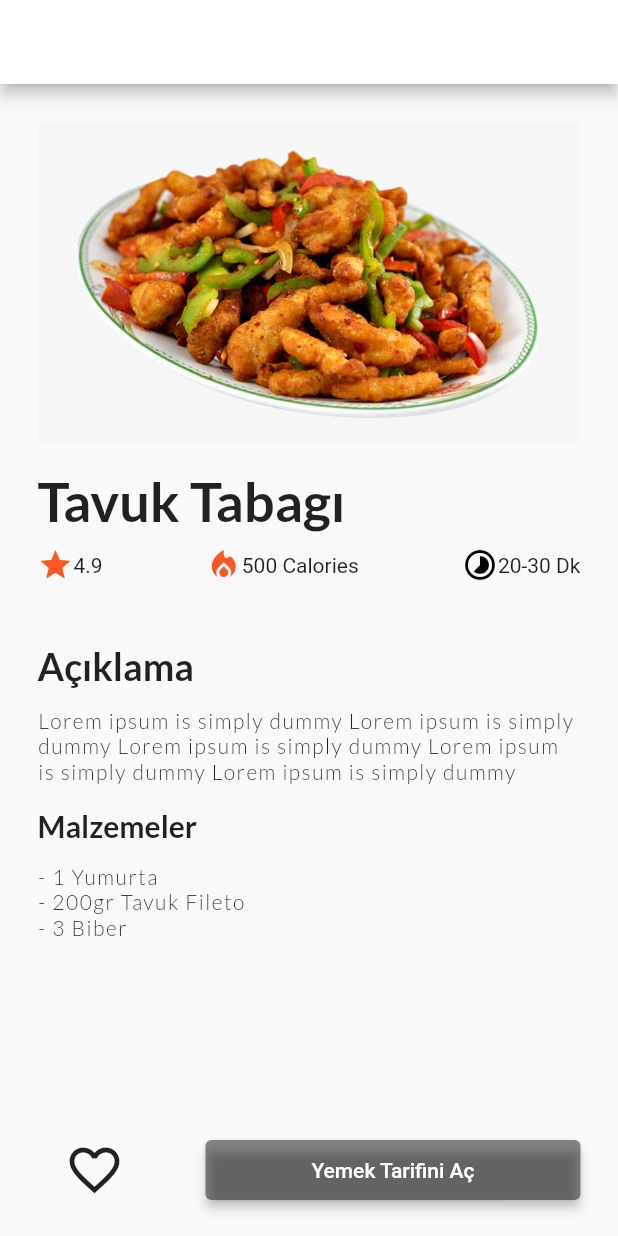
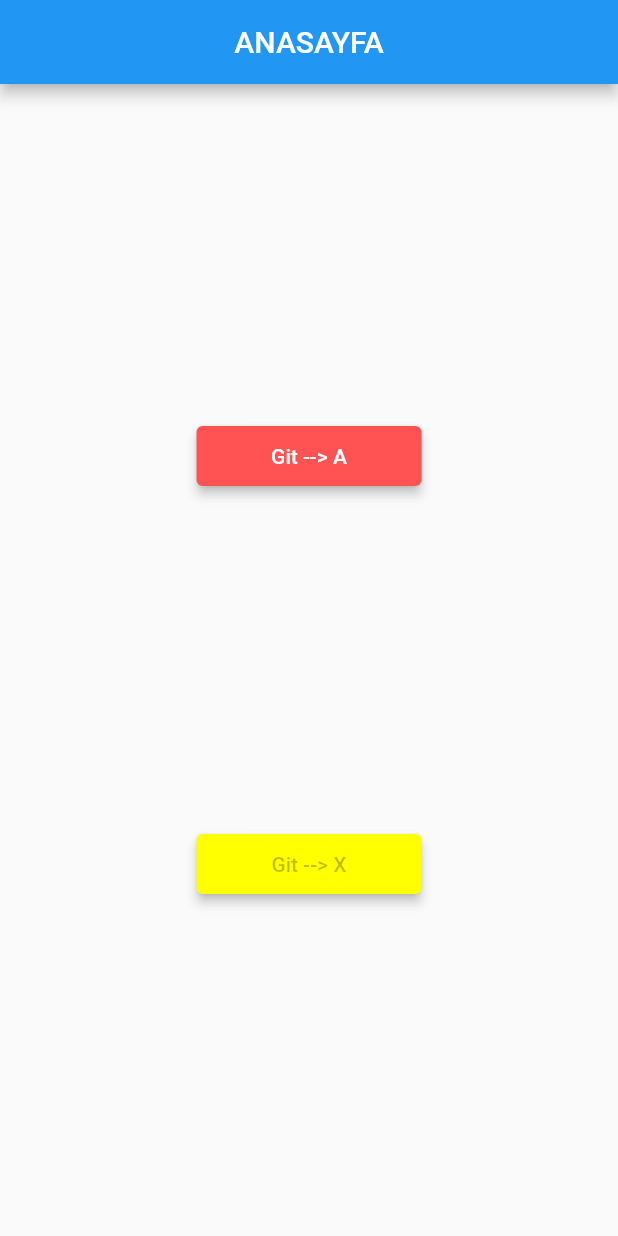
Before and after one commit to yavuzfk/UI-Examples, a Flutter app: the screen it shows after launch, on a phone screen of 412 x 824 dp. Run offline on Flutter 3.47's test engine with Material 2 defaults, Android fonts, the phone set to English and light mode, and no system bars; generated files the repository leaves out were written again.

Commit message:
Second task completed

```diff
--- /dev/null
+++ b/l10n.yaml
@@ -0,0 +1,3 @@
+arb-dir: lib/l10n
+template-arb-file: app_en.arb
+output-localization-file: app_localizations.dart
--- a/lib/main.dart
+++ b/lib/main.dart
@@ -1,6 +1,8 @@
 import 'package:flutter/material.dart';
-import 'package:tasarim_calismasi_food/food_description_page.dart';
-
+import 'package:flutter_localizations/flutter_localizations.dart';
+import 'package:tasarim_calismasi_food/navigator_odevi/anasayfa.dart';
+import 'package:tasarim_calismasi_food/tasarim_odevi/food_description_page.dart';
+import 'package:flutter_gen/gen_l10n/app_localizations.dart';
 void main() {
   runApp(const MyApp());
 }
@@ -13,11 +15,22 @@ class MyApp extends StatelessWidget {
   Widget build(BuildContext context) {
     return MaterialApp(
       title: 'Flutter Demo',
+      localizationsDelegates: const[
+        AppLocalizations.delegate,//anroid de işe yarıyor
+        GlobalWidgetsLocalizations.delegate,
+        GlobalMaterialLocalizations.delegate,
+        GlobalCupertinoLocalizations.delegate,//ios ta işe yarıyor
+      ],
+      supportedLocales: const [
+        Locale("en",""),
+        Locale("tr","")
+      ],
+
       debugShowCheckedModeBanner: false,
       theme: ThemeData(
         primarySwatch: Colors.blue,
       ),
-      home: const FoodDescriptionPage(),
+      home: const Anasayfa(),
     );
   }
 }
--- /dev/null
+++ b/lib/navigator_odevi/anasayfa.dart
@@ -0,0 +1,56 @@
+import 'package:flutter/material.dart';
+import 'package:tasarim_calismasi_food/navigator_odevi/sayfa_a.dart';
+import 'package:tasarim_calismasi_food/navigator_odevi/sayfa_x.dart';
+
+class Anasayfa extends StatefulWidget {
+  const Anasayfa({Key? key}) : super(key: key);
+
+  @override
+  State<Anasayfa> createState() => _AnasayfaState();
+}
+
+class _AnasayfaState extends State<Anasayfa> {
+  final String sayfaAGit="Git --> A";
+  final String sayfaXGit="Git --> X";
+  final String anasayfa="ANASAYFA";
+
+  @override
+  Widget build(BuildContext context) {
+    return Scaffold(
+      appBar: AppBar(title: Text(anasayfa),centerTitle: true,),
+      body: Center(
+        child: Column(
+          mainAxisAlignment: MainAxisAlignment.spaceEvenly,
+          children: [
+            ElevatedButton(
+              onPressed: () {
+                Navigator.push(context, MaterialPageRoute(builder: (context) => const SayfaA(),));
+              },
+              style: ElevatedButton.styleFrom(
+                primary: Colors.redAccent,
+                onPrimary: Colors.white,
+                shadowColor: Colors.black,
+                elevation: 3,
+                minimumSize: const Size(150, 40), //////// HERE
+              ),
+              child: Text(sayfaAGit),
+            ),
+            ElevatedButton(
+              onPressed: () {
+                Navigator.push(context, MaterialPageRoute(builder: (context) => const SayfaX(),));
+              },
+              style: ElevatedButton.styleFrom(
+                primary: Colors.yellowAccent,
+                onPrimary: Colors.white,
+                shadowColor: Colors.black,
+                elevation: 3,
+                minimumSize: const Size(150, 40), //////// HERE
+              ),
+              child: Text(sayfaXGit,style: TextStyle(color: Colors.black26)),
+            ),
+          ],
+        ),
+      ),
+    );
+  }
+}
--- a/lib/food_description_page.dart
+++ b/lib/tasarim_odevi/food_description_page.dart
@@ -1,4 +1,5 @@
 import 'package:flutter/material.dart';
+import 'package:flutter_gen/gen_l10n/app_localizations.dart';
 
 class FoodDescriptionPage extends StatefulWidget {
   const FoodDescriptionPage({Key? key}) : super(key: key);
@@ -19,12 +20,13 @@ class _FoodDescriptionPageState extends State<FoodDescriptionPage>
 
   @override
   Widget build(BuildContext context) {
+    var languageData = AppLocalizations.of(context);
     return Scaffold(
       appBar: AppBar(
         backgroundColor: Colors.white,
       ),
       body: Padding(
-        padding: EdgeInsets.symmetric(horizontal: 25),
+        padding: const EdgeInsets.symmetric(horizontal: 25),
         child: Column(
           children: [
             Padding(
@@ -33,10 +35,10 @@ class _FoodDescriptionPageState extends State<FoodDescriptionPage>
             ),
             Container(
               alignment: Alignment.centerLeft,
-              child: const Text(
-                "Tavuk Tabagı",
+              child: Text(
+                languageData!.yemekBaslik,
                 textAlign: TextAlign.left,
-                style: TextStyle(
+                style: const TextStyle(
                   fontSize: 36,
                   fontWeight: FontWeight.bold,
                   fontFamily: "Lato",
@@ -49,30 +51,30 @@ class _FoodDescriptionPageState extends State<FoodDescriptionPage>
                 mainAxisAlignment: MainAxisAlignment.spaceBetween,
                 children: [
                   Row(
-                    children: const [
-                      Icon(
+                    children:  [
+                      const Icon(
                         Icons.star,
                         color: Colors.deepOrange,
                       ),
-                      Text("4.9")
+                      Text(languageData.puan)
                     ],
                   ),
                   Row(
-                    children: const [
-                      Icon(
+                    children:  [
+                      const Icon(
                         Icons.local_fire_department,
                         color: Colors.deepOrange,
                       ),
-                      Text("500 Calories")
+                      Text(languageData.kaloriDegeri)
                     ],
                   ),
                   Row(
-                    children: const [
-                      Icon(
+                    children:  [
+                      const Icon(
                         Icons.timelapse_outlined,
                         color: Colors.black,
                       ),
-                      Text("20-30 Dk")
+                      Text(languageData.pisirmeSuresi)
                     ],
                   ),
                 ],
@@ -80,28 +82,26 @@ class _FoodDescriptionPageState extends State<FoodDescriptionPage>
             ),
             Container(
               alignment: Alignment.bottomLeft,
-              child: const Text(
-                "Açıklama",
-                style: TextStyle(
+              child:  Text(
+                languageData.aciklamaBaslik,
+                style: const TextStyle(
                   fontFamily: "Lato",
                   fontSize: 25,
                 ),
               ),
             ),
-            const Padding(
-              padding: EdgeInsets.only(top: 13, bottom: 16),
-              child: Text(
-                "Lorem ipsum is simply dummy Lorem ipsum is simply dummy Lorem ipsum is simply dummy Lorem ips"
-                "um is simply dummy Lorem ipsum is simply dummy  ",
-                style: TextStyle(
+             Padding(
+              padding: const EdgeInsets.only(top: 13, bottom: 10),
+              child: Text(languageData.aciklamaYazisi + languageData.aciklamaYazisi,
+                style: const TextStyle(
                     fontFamily: "Lato_Light", height: 1.2, letterSpacing: 1.0),
               ),
             ),
             Container(
               alignment: Alignment.bottomLeft,
-              child: const Text(
-                "Malzemeler",
-                style: TextStyle(
+              child: Text(
+                languageData.malzemelerBaslik,
+                style: const TextStyle(
                   fontFamily: "Lato",
                   fontSize: 20,
                 ),
@@ -109,11 +109,11 @@ class _FoodDescriptionPageState extends State<FoodDescriptionPage>
             ),
             Container(
               alignment: Alignment.bottomLeft,
-              child: const Padding(
+              child:  Padding(
                 padding: EdgeInsets.only(top: 13),
                 child: Text(
-                  "- 1 Yumurta\n- 200gr Tavuk Fileto\n- 3 Biber",
-                  style: TextStyle(
+                  languageData.malzemeListesi,
+                  style: const TextStyle(
                       fontFamily: "Lato_Light",
                       height: 1.2,
                       letterSpacing: 1.0),
@@ -142,7 +142,7 @@ class _FoodDescriptionPageState extends State<FoodDescriptionPage>
                       elevation: 3,
                       minimumSize: const Size(250, 40), //////// HERE
                     ),
-                    child: const Text("Yemek Tarifini Aç"),
+                    child:  Text(languageData.buttonText),
                   ),
                 ],
               ),
--- a/pubspec.yaml
+++ b/pubspec.yaml
@@ -11,6 +11,9 @@ environment:
 dependencies:
   flutter:
     sdk: flutter
+  flutter_localizations:
+    sdk: flutter
+  intl: ^0.17.0
 
 
   cupertino_icons: ^1.0.2
@@ -25,7 +28,7 @@ dev_dependencies:
 flutter:
 
   uses-material-design: true
-
+  generate: true
   assets:
     - images/food.png
     - images/pizza.png
```
Also changed, not shown: lib/l10n/app_en.arb (added, +11 -0 lines), lib/l10n/app_tr.arb (added, +11 -0 lines), lib/navigator_odevi/sayfa_a.dart (added, +47 -0 lines), lib/navigator_odevi/sayfa_b.dart (added, +47 -0 lines), lib/navigator_odevi/sayfa_x.dart (added, +46 -0 lines), lib/navigator_odevi/sayfa_y.dart (added, +49 -0 lines), pubspec.lock.
